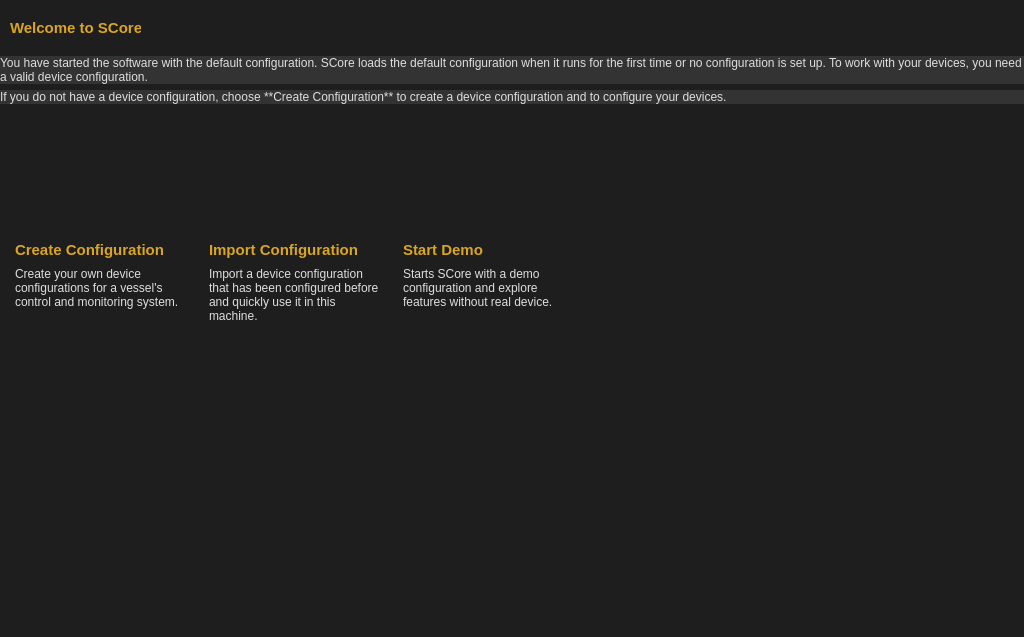
Before: the Qt Designer form src/ui/WelcomePage.ui in alviansm/S-Core, drawn with Qt 5.
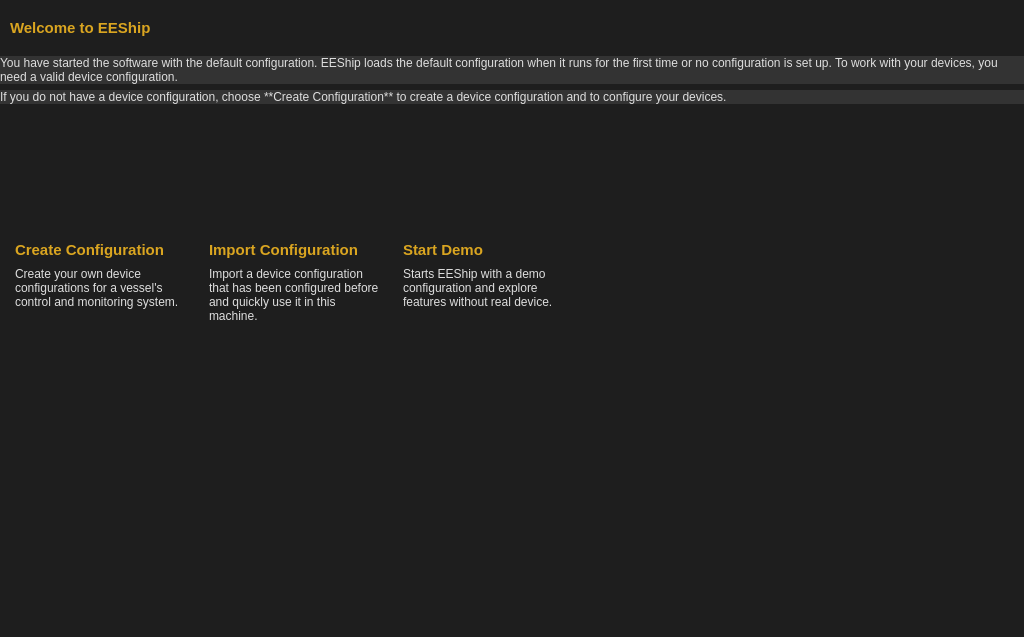
After: the same form once the commit is applied. Icons and pictures are not drawn.

Commit message: refactor: change name to eeship

Patch:
```diff
--- a/src/ui/WelcomePage.ui
+++ b/src/ui/WelcomePage.ui
@@ -65,7 +65,7 @@
        <rect>
         <x>10</x>
         <y>20</y>
-        <width>131</width>
+        <width>151</width>
         <height>16</height>
        </rect>
       </property>
@@ -81,7 +81,7 @@
 }</string>
       </property>
       <property name="text">
-       <string>Welcome to SCore</string>
+       <string>Welcome to EEShip</string>
       </property>
      </widget>
     </widget>
@@ -101,7 +101,7 @@
 }</string>
      </property>
      <property name="text">
-      <string>You have started the software with the default configuration. SCore loads the default configuration when it runs for the first time or no configuration is set up. To work with your devices, you need a valid device configuration.</string>
+      <string>You have started the software with the default configuration. EEShip loads the default configuration when it runs for the first time or no configuration is set up. To work with your devices, you need a valid device configuration.</string>
      </property>
      <property name="textFormat">
       <enum>Qt::TextFormat::RichText</enum>
@@ -428,7 +428,7 @@
 }</string>
           </property>
           <property name="text">
-           <string>Starts SCore with a demo configuration and explore features without real device.</string>
+           <string>Starts EEShip with a demo configuration and explore features without real device.</string>
           </property>
           <property name="textFormat">
            <enum>Qt::TextFormat::RichText</enum>
```
The commit also changes 1 other file.
